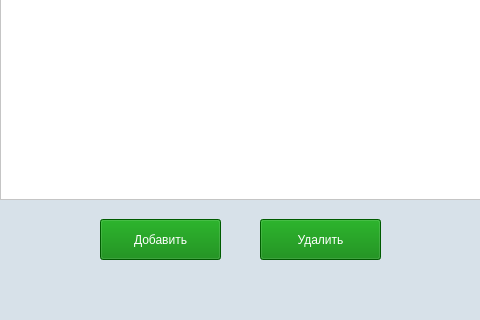
Old version of the form untitled/admin.ui in the repository DanGrigorenko/CourseWork; both pictures show x 160 to 640 and y 280 to 600 of the 800 by 600 pixel window.
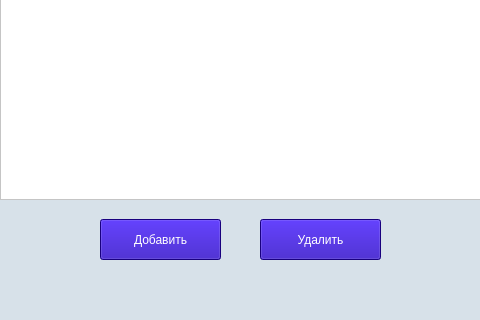
New version of the form. Icons and pictures are not drawn.

```diff
--- a/untitled/admin.ui
+++ b/untitled/admin.ui
@@ -41,7 +41,7 @@
      </rect>
     </property>
     <property name="styleSheet">
-     <string notr="true">background: green;
+     <string notr="true">background: #2300B0;
 color: white;</string>
     </property>
     <property name="text">
@@ -58,7 +58,7 @@
      </rect>
     </property>
     <property name="styleSheet">
-     <string notr="true">background: green;
+     <string notr="true">background: #2300B0;
 color: white;</string>
     </property>
     <property name="text">
```
